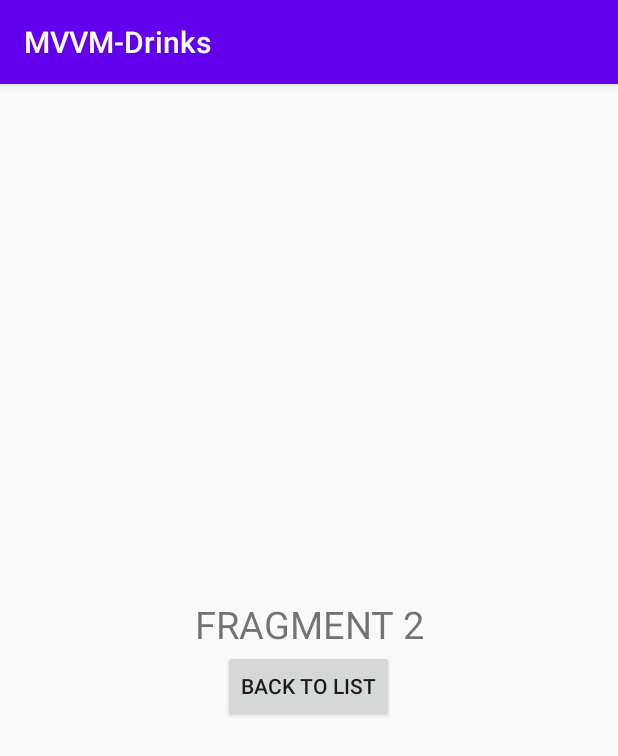
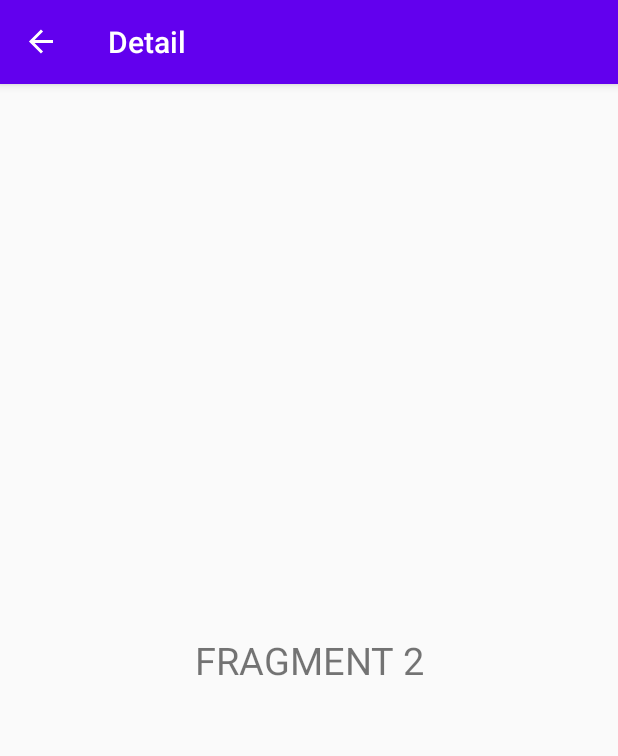
Before and after one commit to germanheinz/MVVM-Drikns-App, an Android app: the DetailMovie screen opened through its navigation route, on a phone screen of 412 x 824 dp. Shown: the top 756 px of the screen. Run offline under Robolectric (Android 15) with nearby library versions, the phone set to English and light mode, and no system bars; our stand-ins replace navigation-ui.

Commit message:
Issue Navigation Solved

```diff
--- a/app/build.gradle
+++ b/app/build.gradle
@@ -26,6 +26,7 @@ android {
 }
 
 dependencies {
+    def lifecycle_version = "1.1.1"
     def nav_version = "2.3.0"
     implementation fileTree(dir: 'libs', include: ['*.jar'])
     implementation "org.jetbrains.kotlin:kotlin-stdlib-jdk7:$kotlin_version"
@@ -37,8 +38,10 @@ dependencies {
     androidTestImplementation 'androidx.test.ext:junit:1.1.2'
     androidTestImplementation 'androidx.test.espresso:espresso-core:3.3.0'
 
-
     // NAV
     implementation "androidx.navigation:navigation-fragment-ktx:$nav_version"
     implementation "androidx.navigation:navigation-ui-ktx:$nav_version"
+
+    // ViewModel and LiveData
+    implementation "android.arch.lifecycle:extensions:$lifecycle_version"
 }
--- a/app/src/main/java/com/example/mvvm_drinks/MainActivity.kt
+++ b/app/src/main/java/com/example/mvvm_drinks/MainActivity.kt
@@ -2,8 +2,10 @@ package com.example.mvvm_drinks
 
 import androidx.appcompat.app.AppCompatActivity
 import android.os.Bundle
+import android.view.MenuItem
 import androidx.navigation.NavController
 import androidx.navigation.findNavController
+import androidx.navigation.fragment.NavHostFragment
 import androidx.navigation.ui.NavigationUI
 
 // TODO - NAV - 1 - CREATE IN RES A NEW "ANDROID RESOURCE FILE" WITH VALUE NAVIGATION
@@ -18,12 +20,19 @@ class MainActivity : AppCompatActivity() {
         setContentView(R.layout.activity_main)
 
         // TODO - NAV - 7 - OVERRIDE THIS METHOD AND DEFINE NAVCONTROLLER
-        navController = findNavController(R.id.nav_host_fragment)
+        val navHostFragment = supportFragmentManager.findFragmentById(R.id.nav_host_fragment) as NavHostFragment
+        navController = navHostFragment.navController
         // BACK ARROW
         NavigationUI.setupActionBarWithNavController(this, navController)
+
+
     }
+
     // TODO - NAV - 6 - OVERRIDE THIS METHOD
     override fun onSupportNavigateUp(): Boolean {
-        return super.onSupportNavigateUp()
+        return navController.navigateUp()
     }
+
+
+
 }
--- a/app/src/main/res/layout/activity_main.xml
+++ b/app/src/main/res/layout/activity_main.xml
@@ -17,7 +17,6 @@
         app:layout_constraintRight_toRightOf="parent"
         app:layout_constraintTop_toTopOf="parent"
         app:layout_constraintBottom_toBottomOf="parent"
-
         app:defaultNavHost="true"
         app:navGraph="@navigation/nav_graph" />
 
--- a/app/src/main/res/layout/fragment_detail_movie.xml
+++ b/app/src/main/res/layout/fragment_detail_movie.xml
@@ -14,11 +14,11 @@
         android:text="FRAGMENT 2"
         android:textSize="25sp"/>
 
-    <Button
-        android:id="@+id/buttonDetail"
-        android:gravity="center"
-        android:layout_width="wrap_content"
-        android:layout_height="wrap_content"
-        android:text="Back to List"/>
+<!--    <Button-->
+<!--        android:id="@+id/buttonDetail"-->
+<!--        android:gravity="center"-->
+<!--        android:layout_width="wrap_content"-->
+<!--        android:layout_height="wrap_content"-->
+<!--        android:text="Back to List"/>-->
 
 </LinearLayout>
```
